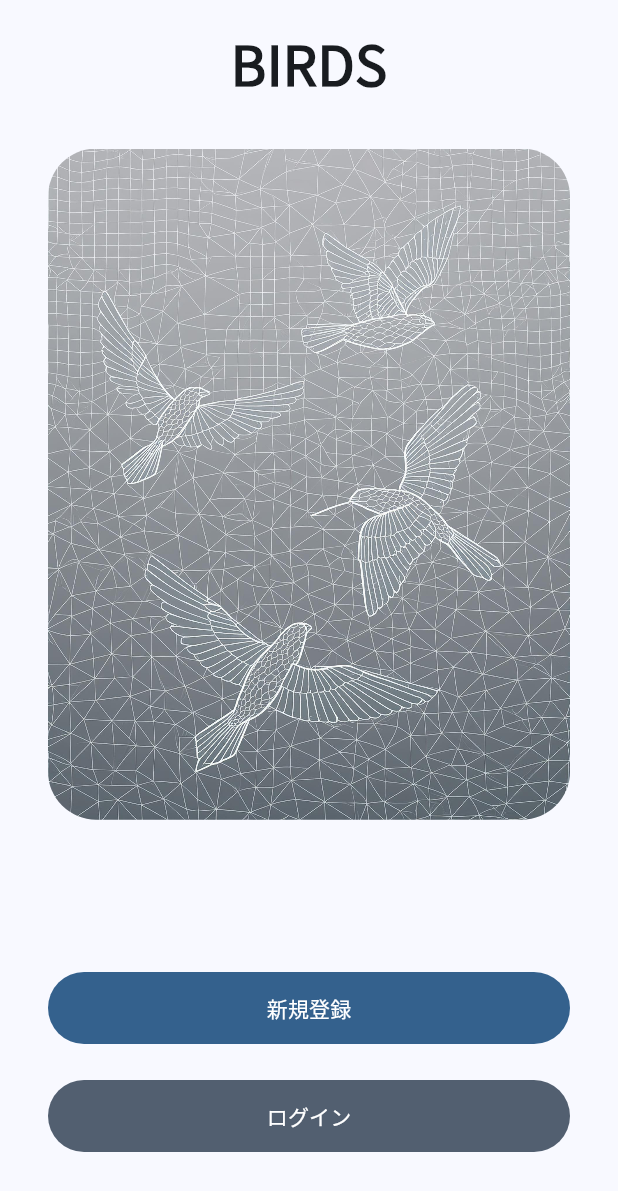
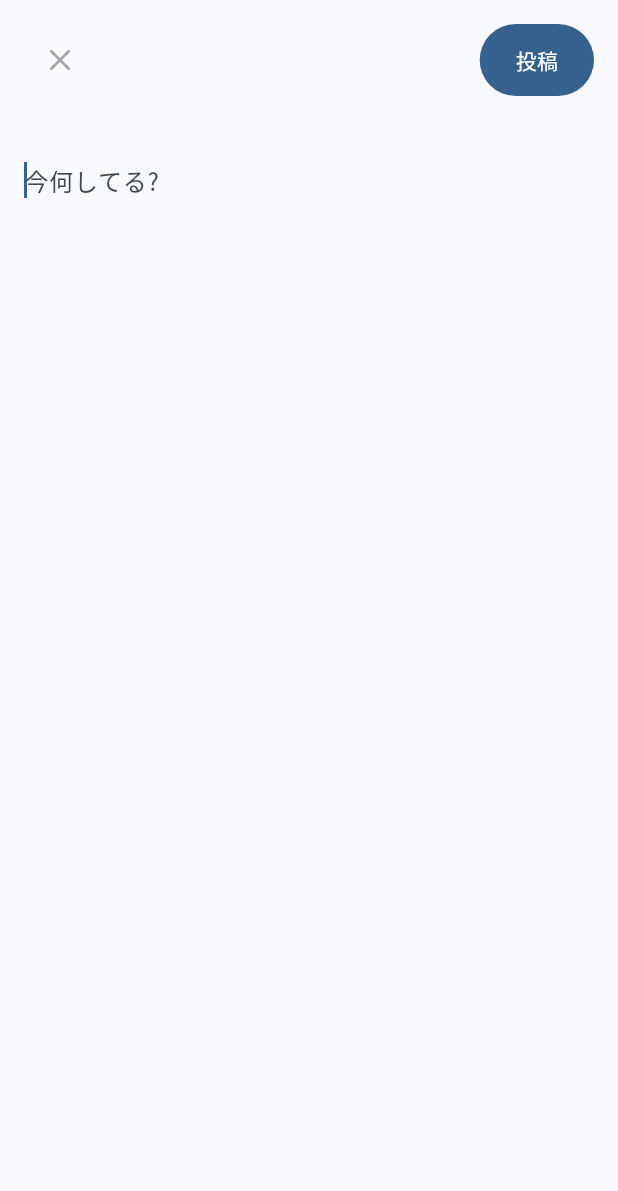
Before and after one commit to blackbracken/birds-flutter, a Flutter app: the screen it shows after launch, on a phone screen of 412 x 824 dp. Shown: the top 1191 px of the screen. Run offline on Flutter 3.47's test engine with Material 3 defaults, Android fonts, the phone set to English and light mode, and no system bars; our stand-ins replace firebase_auth, firebase_core, flutter_hooks, flutter_riverpod, freezed_annotation, go_router and 1 more; accounts and stored records are empty; generated files the repository leaves out were written again; project files that could hold a hidden picture were left out.

Commit message:
add post screen

```diff
--- /dev/null
+++ b/lib/features/post/post_screen.dart
@@ -0,0 +1,47 @@
+import 'package:flutter/material.dart';
+import 'package:flutter_birds/components/birds_outlined_button_widget.dart';
+import 'package:flutter_birds/hooks/use_theme.dart';
+import 'package:hooks_riverpod/hooks_riverpod.dart';
+
+class PostScreen extends HookConsumerWidget {
+  const PostScreen({super.key});
+
+  @override
+  Widget build(BuildContext context, WidgetRef ref) {
+    final theme = useTheme();
+
+    return const Scaffold(
+        body: SafeArea(
+            child: Padding(
+                padding: EdgeInsets.only(left: 16, right: 16),
+                child: Column(children: [
+                  SizedBox(height: 16),
+                  Row(
+                    mainAxisAlignment: MainAxisAlignment.center,
+                    children: [
+                      IconButton(
+                        icon: Icon(Icons.close),
+                        onPressed: null,
+                      ),
+                      Spacer(),
+                      BirdsRoundedButton(
+                        text: '投稿',
+                        color: BirdsRoundedButtonColor.primary,
+                      )
+                    ],
+                  ),
+                  SizedBox(height: 16),
+                  // show limit counter
+                  SizedBox(height: 16),
+                  TextField(
+                    autofocus: true,
+                    keyboardType: TextInputType.multiline,
+                    maxLines: null,
+                    decoration: InputDecoration(
+                      hintText: '今何してる?',
+                      border: InputBorder.none,
+                    ),
+                  ),
+                ]))));
+  }
+}
--- a/lib/router/router.dart
+++ b/lib/router/router.dart
@@ -1,3 +1,4 @@
+import 'package:flutter_birds/features/post/post_screen.dart';
 import 'package:flutter_birds/features/register/register_screen.dart';
 import 'package:flutter_birds/features/timeline/timeline_screen.dart';
 import 'package:flutter_birds/features/welcome/welcome_screen.dart';
@@ -7,7 +8,8 @@ import 'package:go_router/go_router.dart';
 enum BirdsRoute {
   Welcome(name: 'welcome', path: '/welcome'),
   Register(name: 'register', path: '/register'),
-  Timeline(name: 'timeline', path: '/timeline');
+  Timeline(name: 'timeline', path: '/timeline'),
+  Post(name: 'post', path: '/post');
 
   const BirdsRoute({required this.name, required this.path});
 
@@ -17,7 +19,7 @@ enum BirdsRoute {
 
 final routerProvider = Provider((_) => GoRouter(
       debugLogDiagnostics: true,
-      initialLocation: BirdsRoute.Welcome.path,
+      initialLocation: BirdsRoute.Post.path,
       routes: [
         GoRoute(
             name: BirdsRoute.Welcome.name,
@@ -31,6 +33,10 @@ final routerProvider = Provider((_) => GoRouter(
             name: BirdsRoute.Timeline.name,
             path: BirdsRoute.Timeline.path,
             builder: (context, state) => const TimelineScreen()),
+        GoRoute(
+            name: BirdsRoute.Post.name,
+            path: BirdsRoute.Post.path,
+            builder: (context, state) => const PostScreen()),
       ],
     ));
 
```
